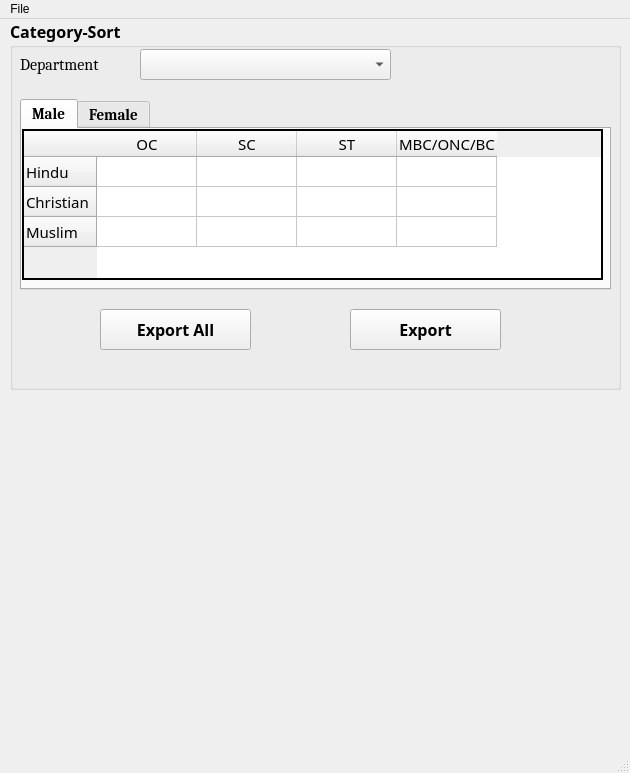
Before: the Qt Designer form assets/main.ui in NerdCodex/Sorter, drawn with Qt 5.
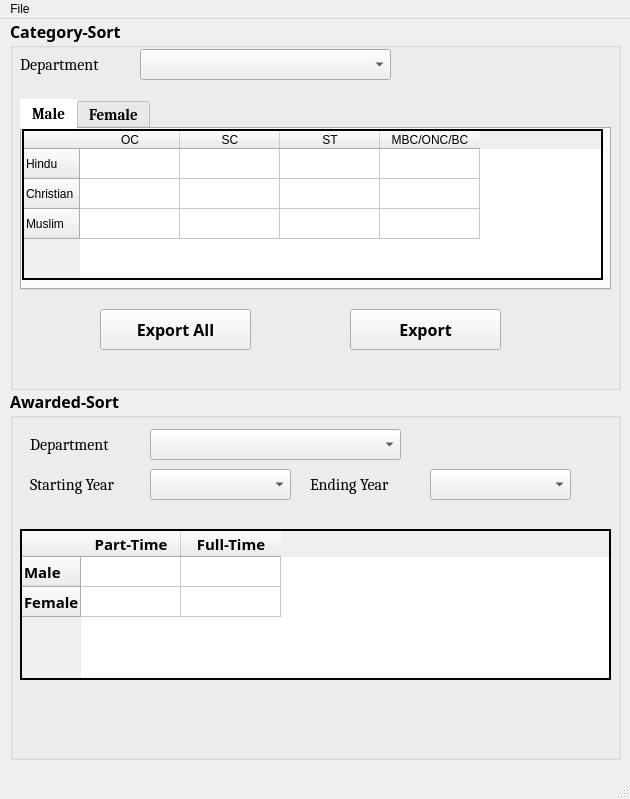
After: the same form once the commit is applied.

Commit message: Awarded Freature Added

```diff
--- a/assets/main.ui
+++ b/assets/main.ui
@@ -7,7 +7,7 @@
     <x>0</x>
     <y>0</y>
     <width>630</width>
-    <height>773</height>
+    <height>799</height>
    </rect>
   </property>
   <property name="windowTitle">
@@ -95,6 +95,16 @@
        <pointsize>11</pointsize>
       </font>
      </property>
+     <property name="styleSheet">
+      <string notr="true">QTabBar::tab:hover { 
+    background: #D6D6D6; 
+    color: #000; 
+}
+
+QTabBar::tab:selected { 
+    background: #FFFFFF;  
+}</string>
+     </property>
      <property name="currentIndex">
       <number>0</number>
      </property>
@@ -286,6 +296,194 @@
      </property>
     </widget>
    </widget>
+   <widget class="QGroupBox" name="awardedSortGroupBox">
+    <property name="geometry">
+     <rect>
+      <x>10</x>
+      <y>370</y>
+      <width>611</width>
+      <height>371</height>
+     </rect>
+    </property>
+    <property name="font">
+     <font>
+      <family>Book Antiqua</family>
+      <pointsize>12</pointsize>
+      <weight>75</weight>
+      <italic>false</italic>
+      <bold>true</bold>
+     </font>
+    </property>
+    <property name="styleSheet">
+     <string notr="true">GroupBox {
+	font: 75 11pt &quot;Book Antiqua&quot;;
+}</string>
+    </property>
+    <property name="title">
+     <string>Awarded-Sort</string>
+    </property>
+    <widget class="QComboBox" name="awardedDeptComboBox">
+     <property name="geometry">
+      <rect>
+       <x>140</x>
+       <y>40</y>
+       <width>251</width>
+       <height>31</height>
+      </rect>
+     </property>
+     <property name="font">
+      <font>
+       <family>Cambria</family>
+       <pointsize>12</pointsize>
+       <weight>50</weight>
+       <italic>false</italic>
+       <bold>false</bold>
+      </font>
+     </property>
+    </widget>
+    <widget class="QLabel" name="label_2">
+     <property name="geometry">
+      <rect>
+       <x>20</x>
+       <y>40</y>
+       <width>141</width>
+       <height>31</height>
+      </rect>
+     </property>
+     <property name="font">
+      <font>
+       <family>Cambria</family>
+       <pointsize>12</pointsize>
+       <weight>50</weight>
+       <bold>false</bold>
+      </font>
+     </property>
+     <property name="text">
+      <string>Department</string>
+     </property>
+    </widget>
+    <widget class="QTableWidget" name="awardedValueTable">
+     <property name="geometry">
+      <rect>
+       <x>10</x>
+       <y>140</y>
+       <width>591</width>
+       <height>151</height>
+      </rect>
+     </property>
+     <property name="font">
+      <font>
+       <family>Book Antiqua</family>
+       <pointsize>11</pointsize>
+      </font>
+     </property>
+     <property name="styleSheet">
+      <string notr="true">QTableWidget {
+    border: 2px solid black;
+}</string>
+     </property>
+     <row>
+      <property name="text">
+       <string>Male</string>
+      </property>
+     </row>
+     <row>
+      <property name="text">
+       <string>Female</string>
+      </property>
+     </row>
+     <column>
+      <property name="text">
+       <string>Part-Time</string>
+      </property>
+     </column>
+     <column>
+      <property name="text">
+       <string>Full-Time</string>
+      </property>
+     </column>
+    </widget>
+    <widget class="QComboBox" name="startYearComboBox">
+     <property name="geometry">
+      <rect>
+       <x>140</x>
+       <y>80</y>
+       <width>141</width>
+       <height>31</height>
+      </rect>
+     </property>
+     <property name="font">
+      <font>
+       <family>Cambria</family>
+       <pointsize>12</pointsize>
+       <weight>50</weight>
+       <italic>false</italic>
+       <bold>false</bold>
+      </font>
+     </property>
+    </widget>
+    <widget class="QLabel" name="year">
+     <property name="geometry">
+      <rect>
+       <x>20</x>
+       <y>80</y>
+       <width>141</width>
+       <height>31</height>
+      </rect>
+     </property>
+     <property name="font">
+      <font>
+       <family>Cambria</family>
+       <pointsize>12</pointsize>
+       <weight>50</weight>
+       <bold>false</bold>
+      </font>
+     </property>
+     <property name="text">
+      <string>Starting Year</string>
+     </property>
+    </widget>
+    <widget class="QComboBox" name="endYearComboBox">
+     <property name="geometry">
+      <rect>
+       <x>420</x>
+       <y>80</y>
+       <width>141</width>
+       <height>31</height>
+      </rect>
+     </property>
+     <property name="font">
+      <font>
+       <family>Cambria</family>
+       <pointsize>12</pointsize>
+       <weight>50</weight>
+       <italic>false</italic>
+       <bold>false</bold>
+      </font>
+     </property>
+    </widget>
+    <widget class="QLabel" name="year_2">
+     <property name="geometry">
+      <rect>
+       <x>300</x>
+       <y>80</y>
+       <width>141</width>
+       <height>31</height>
+      </rect>
+     </property>
+     <property name="font">
+      <font>
+       <family>Cambria</family>
+       <pointsize>12</pointsize>
+       <weight>50</weight>
+       <bold>false</bold>
+      </font>
+     </property>
+     <property name="text">
+      <string>Ending Year</string>
+     </property>
+    </widget>
+   </widget>
   </widget>
   <widget class="QMenuBar" name="menubar">
    <property name="geometry">
```
The commit also changes 3 other files.
